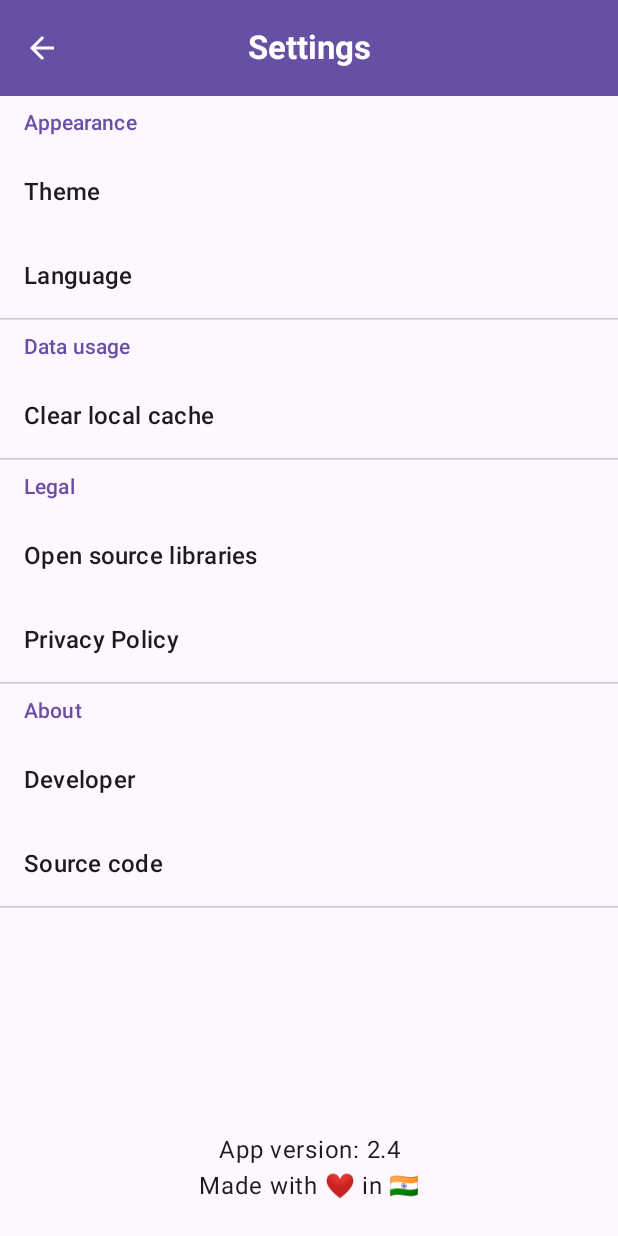
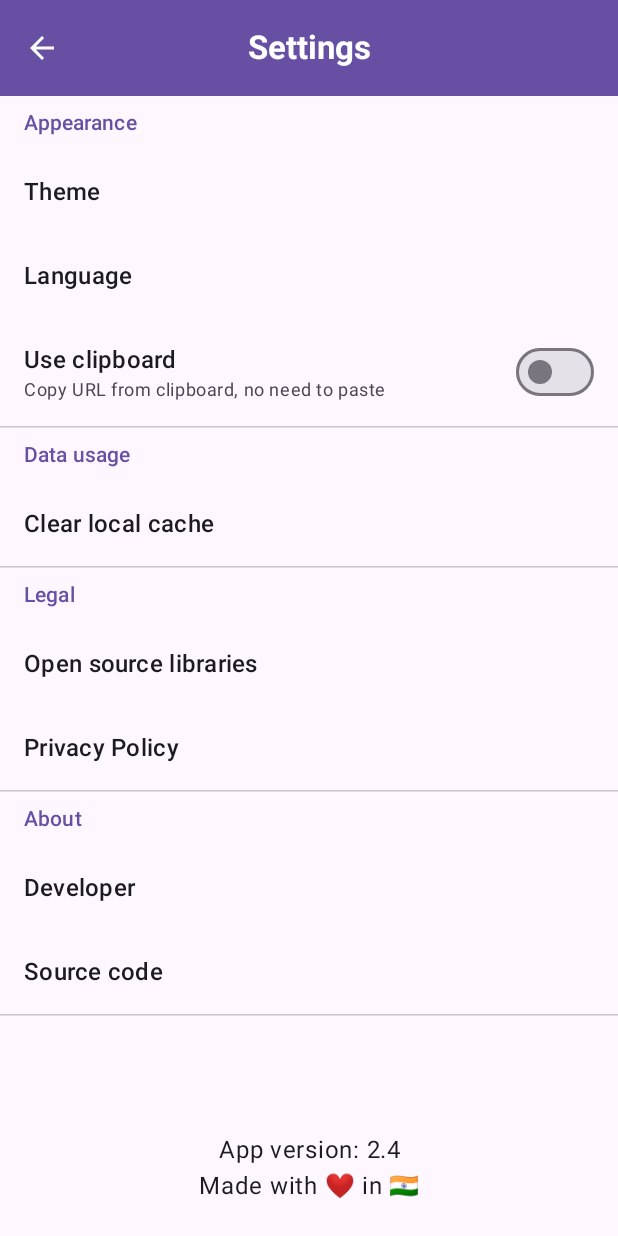
Before and after one commit to thesohelshaikh/yt-analyser, an Android app built with Jetpack Compose: the SettingsScreen screen opened through its navigation route, on a phone screen of 412 x 824 dp. Run offline under Robolectric (Android 15) with nearby library versions, the light colour scheme and no system bars; our stand-ins replace Dagger/Hilt's generated code, Timber; libraries missing offline, so code that uses them is left out: com.google.android.gms.

Commit message:
Add a preference setting to use clipboard

```diff
--- a/app/src/main/java/com/thesohelshaikh/ytanalyser/data/local/PreferenceDataSource.kt
+++ b/app/src/main/java/com/thesohelshaikh/ytanalyser/data/local/PreferenceDataSource.kt
@@ -2,10 +2,12 @@ package com.thesohelshaikh.ytanalyser.data.local
 
 import androidx.datastore.core.DataStore
 import androidx.datastore.preferences.core.Preferences
+import androidx.datastore.preferences.core.booleanPreferencesKey
 import androidx.datastore.preferences.core.edit
 import androidx.datastore.preferences.core.intPreferencesKey
 import com.thesohelshaikh.ytanalyser.data.model.DarkThemeConfig
 import com.thesohelshaikh.ytanalyser.data.model.UserData
+import kotlinx.coroutines.flow.first
 import kotlinx.coroutines.flow.map
 import javax.inject.Inject
 
@@ -14,6 +16,7 @@ class PreferenceDataSource @Inject constructor(
 ) {
 
     private val appThemeKey = intPreferencesKey("app_theme")
+    private val useClipboardKey = booleanPreferencesKey("use_clipboard")
 
     val data = userPreferences.data.map {
         UserData(
@@ -21,7 +24,8 @@ class PreferenceDataSource @Inject constructor(
                 1 -> DarkThemeConfig.LIGHT
                 2 -> DarkThemeConfig.DARK
                 else -> DarkThemeConfig.FOLLOWS_SYSTEM
-            }
+            },
+            useClipboard = it[useClipboardKey] ?: false
         )
     }
 
@@ -30,4 +34,11 @@ class PreferenceDataSource @Inject constructor(
             it[appThemeKey] = darkThemeConfig.ordinal
         }
     }
+
+    suspend fun toggleUseClipboard() {
+        val current = data.first().useClipboard
+        userPreferences.edit {
+            it[useClipboardKey] = !current
+        }
+    }
 }
--- a/app/src/main/java/com/thesohelshaikh/ytanalyser/data/model/UserData.kt
+++ b/app/src/main/java/com/thesohelshaikh/ytanalyser/data/model/UserData.kt
@@ -5,6 +5,7 @@ import androidx.compose.runtime.Composable
 
 data class UserData(
     val darkThemeConfig: DarkThemeConfig,
+    val useClipboard: Boolean,
 ) {
     /**
      * Returns `true` if dark theme should be used.
--- a/app/src/main/java/com/thesohelshaikh/ytanalyser/ui/MainActivity.kt
+++ b/app/src/main/java/com/thesohelshaikh/ytanalyser/ui/MainActivity.kt
@@ -29,7 +29,7 @@ class MainActivity : ComponentActivity() {
 
     @Inject
     lateinit var preferenceDataSource: PreferenceDataSource
-    private val preferences = mutableStateOf(UserData(DarkThemeConfig.FOLLOWS_SYSTEM))
+    private val preferences = mutableStateOf(UserData(DarkThemeConfig.FOLLOWS_SYSTEM, false))
 
     @Inject
     lateinit var crashReporter: CrashReporter
--- a/app/src/main/java/com/thesohelshaikh/ytanalyser/ui/home/HomeContent.kt
+++ b/app/src/main/java/com/thesohelshaikh/ytanalyser/ui/home/HomeContent.kt
@@ -39,18 +39,38 @@ import androidx.compose.ui.text.input.ImeAction
 import androidx.compose.ui.text.style.TextAlign
 import androidx.compose.ui.tooling.preview.Preview
 import androidx.compose.ui.unit.dp
+import androidx.hilt.navigation.compose.hiltViewModel
 import androidx.lifecycle.Lifecycle
 import androidx.lifecycle.LifecycleEventObserver
+import androidx.lifecycle.lifecycleScope
 import com.thesohelshaikh.ytanalyser.R
 import com.thesohelshaikh.ytanalyser.ui.details.DurationsManger
 import com.thesohelshaikh.ytanalyser.ui.theme.AppTheme
+import kotlinx.coroutines.flow.first
+import kotlinx.coroutines.launch
 import timber.log.Timber
 
 @Composable
 fun HomeContent(
+    homeViewModel: HomeViewModel = hiltViewModel(),
     receivedUrl: String?,
     onClickAnalyse: (String) -> Unit
 ) {
+    var urlInput by remember { mutableStateOf("") }
+    val context = LocalContext.current
+
+    if (!receivedUrl.isNullOrEmpty()) urlInput = receivedUrl
+
+    LifecycleEventListener {
+        if (urlInput.isNotEmpty()) return@LifecycleEventListener
+
+        val shouldUseClipboard = homeViewModel.useClipboard.first()
+        Timber.i("Should use clipboard: $shouldUseClipboard")
+        if (shouldUseClipboard) {
+            urlInput = getStringFromClipboard(context)
+        }
+    }
+
     Column(
         modifier = Modifier
             .fillMaxSize()
@@ -82,16 +102,6 @@ fun HomeContent(
                     textAlign = TextAlign.Center
                 )
             }
-        }
-
-        var urlInput by remember { mutableStateOf("") }
-        val context = LocalContext.current
-
-        if (!receivedUrl.isNullOrEmpty()) urlInput = receivedUrl
-
-        LifecycleEventListener {
-            if (urlInput.isNotEmpty()) return@LifecycleEventListener
-            urlInput = getStringFromClipboard(context)
         }
 
         val invalidUrlMessage = stringResource(R.string.message_invalid_url)
@@ -158,7 +168,7 @@ fun HomeContent(
 }
 
 @Composable
-private fun LifecycleEventListener(onResume: () -> Unit) {
+private fun LifecycleEventListener(onResume: suspend () -> Unit) {
     val lifecycleOwner = LocalLifecycleOwner.current
     val currentOnResume by rememberUpdatedState(onResume)
 
@@ -167,7 +177,9 @@ private fun LifecycleEventListener(onResume: () -> Unit) {
         // for sending analytics events
         val observer = LifecycleEventObserver { _, event ->
             if (event == Lifecycle.Event.ON_RESUME) {
-                currentOnResume()
+                lifecycleOwner.lifecycleScope.launch {
+                    currentOnResume()
+                }
             }
         }
 
--- a/app/src/main/java/com/thesohelshaikh/ytanalyser/ui/home/HomeScreen.kt
+++ b/app/src/main/java/com/thesohelshaikh/ytanalyser/ui/home/HomeScreen.kt
@@ -39,7 +39,7 @@ fun MyApp(
 fun HomeScreen(
     receivedUrl: String?,
     navController: NavHostController,
-    startDestination: String
+    startDestination: String,
 ) {
     Scaffold(
         topBar = {
@@ -83,7 +83,7 @@ private fun AppNavHost(
     ) {
         composable(Screen.Home.route) {
             HomeContent(
-                receivedUrl,
+                receivedUrl = receivedUrl,
                 onClickAnalyse = {
                     navController.navigate("details/$it")
                 }
--- /dev/null
+++ b/app/src/main/java/com/thesohelshaikh/ytanalyser/ui/home/HomeViewModel.kt
@@ -0,0 +1,17 @@
+package com.thesohelshaikh.ytanalyser.ui.home
+
+import androidx.lifecycle.ViewModel
+import com.thesohelshaikh.ytanalyser.data.local.PreferenceDataSource
+import dagger.hilt.android.lifecycle.HiltViewModel
+import kotlinx.coroutines.flow.map
+import javax.inject.Inject
+
+@HiltViewModel
+class HomeViewModel @Inject constructor(
+    preferenceDataSource: PreferenceDataSource
+) : ViewModel() {
+
+    val useClipboard = preferenceDataSource.data.map {
+        it.useClipboard
+    }
+}
--- a/app/src/main/java/com/thesohelshaikh/ytanalyser/ui/settings/SettingsContent.kt
+++ b/app/src/main/java/com/thesohelshaikh/ytanalyser/ui/settings/SettingsContent.kt
@@ -8,11 +8,13 @@ import android.provider.Settings
 import androidx.compose.foundation.clickable
 import androidx.compose.foundation.layout.Box
 import androidx.compose.foundation.layout.Column
+import androidx.compose.foundation.layout.Row
 import androidx.compose.foundation.layout.fillMaxSize
 import androidx.compose.foundation.layout.fillMaxWidth
 import androidx.compose.foundation.layout.padding
 import androidx.compose.material3.HorizontalDivider
 import androidx.compose.material3.MaterialTheme
+import androidx.compose.material3.Switch
 import androidx.compose.material3.Text
 import androidx.compose.runtime.Composable
 import androidx.compose.runtime.MutableState
@@ -36,7 +38,9 @@ import com.thesohelshaikh.ytanalyser.ui.theme.AppTheme
 fun SettingsContent(
     showDialog: MutableState<Boolean>,
     currentTheme: DarkThemeConfig,
+    shouldUseClipboard: Boolean,
     onThemeUpdate: (theme: DarkThemeConfig) -> Unit,
+    onUseClipboardToggle: () -> Unit,
 ) {
     val context = LocalContext.current
     val showDialogTheme = remember { mutableStateOf(false) }
@@ -90,6 +94,40 @@ fun SettingsContent(
                         .padding(16.dp)
                 )
             }
+
+            Row(
+                modifier = Modifier
+                    .fillMaxWidth()
+            ) {
+                Column(
+                    modifier = Modifier.weight(1f)
+                ) {
+                    Text(
+                        text = stringResource(R.string.label_settings_use_clipboard),
+                        style = MaterialTheme.typography.titleMedium,
+                        modifier = Modifier
+                            .fillMaxWidth()
+                            .padding(start = 16.dp, top = 16.dp, end = 16.dp)
+                    )
+                    Text(
+                        text = stringResource(R.string.label_settings_clipboard_helper),
+                        modifier = Modifier.padding(start = 16.dp, end = 16.dp, bottom = 16.dp),
+                        style = MaterialTheme.typography.bodySmall,
+                        color = MaterialTheme.colorScheme.onSurfaceVariant
+                    )
+                }
+                Box(
+                    modifier = Modifier
+                        .align(Alignment.CenterVertically)
+                        .padding(end = 16.dp)
+                ) {
+                    Switch(
+                        checked = shouldUseClipboard,
+                        onCheckedChange = { onUseClipboardToggle() },
+                    )
+                }
+            }
+
             HorizontalDivider()
             Text(
                 text = stringResource(R.string.label_data_usage),
@@ -259,10 +297,18 @@ fun navigateToWebpage(url: String, context: Context) {
 @Composable
 fun SettingsScreenPreview() {
     AppTheme {
-        SettingsContent(showDialog = remember {
-            mutableStateOf(false)
-        }, DarkThemeConfig.LIGHT) {
-            /* no-op */
-        }
+        SettingsContent(
+            showDialog = remember {
+                mutableStateOf(false)
+            },
+            currentTheme = DarkThemeConfig.LIGHT,
+            shouldUseClipboard = false,
+            onThemeUpdate = {
+                /* no-op */
+            },
+            onUseClipboardToggle = {
+                /* no-op */
+            }
+        )
     }
 }
--- a/app/src/main/java/com/thesohelshaikh/ytanalyser/ui/settings/SettingsScreen.kt
+++ b/app/src/main/java/com/thesohelshaikh/ytanalyser/ui/settings/SettingsScreen.kt
@@ -14,18 +14,27 @@ fun SettingsScreen(
 ) {
     val showDialog = remember { mutableStateOf(false) }
     val currentTheme = remember { mutableStateOf(DarkThemeConfig.FOLLOWS_SYSTEM) }
+    val shouldUseClipboard = remember { mutableStateOf(false) }
 
     LaunchedEffect(Unit) {
-        currentTheme.value = settingsViewModel.preferences.first().darkThemeConfig
+        settingsViewModel.preferences.first().run {
+            currentTheme.value = darkThemeConfig
+            shouldUseClipboard.value = useClipboard
+        }
     }
 
     SettingsContent(
         showDialog = showDialog,
         currentTheme = currentTheme.value,
+        shouldUseClipboard = shouldUseClipboard.value,
         onThemeUpdate = {
             settingsViewModel.setAppTheme(it)
             currentTheme.value = it
-        }
+        },
+        onUseClipboardToggle = {
+            settingsViewModel.toggleUseClipboard()
+            shouldUseClipboard.value = !shouldUseClipboard.value
+        },
     )
 
     if (showDialog.value) {
--- a/app/src/main/java/com/thesohelshaikh/ytanalyser/ui/settings/SettingsViewModel.kt
+++ b/app/src/main/java/com/thesohelshaikh/ytanalyser/ui/settings/SettingsViewModel.kt
@@ -31,4 +31,10 @@ class SettingsViewModel @Inject constructor(
             preferenceDataSource.setAppTheme(darkThemeConfig)
         }
     }
+
+    fun toggleUseClipboard() {
+        viewModelScope.launch {
+            preferenceDataSource.toggleUseClipboard()
+        }
+    }
 }
--- a/app/src/main/res/values/strings.xml
+++ b/app/src/main/res/values/strings.xml
@@ -43,4 +43,6 @@
     <string name="label_theme_light">Light</string>
     <string name="label_theme_dark">Dark</string>
     <string name="label_language">Language</string>
+    <string name="label_settings_use_clipboard">Use clipboard</string>
+    <string name="label_settings_clipboard_helper">Copy URL from clipboard, no need to paste</string>
 </resources>
```
